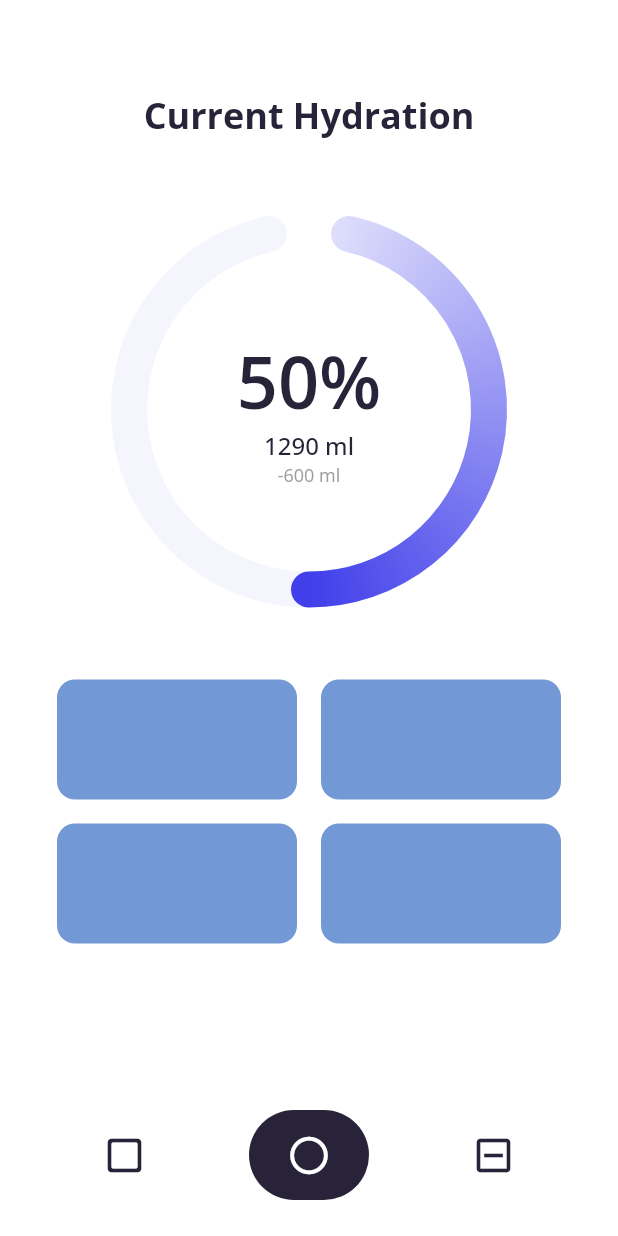
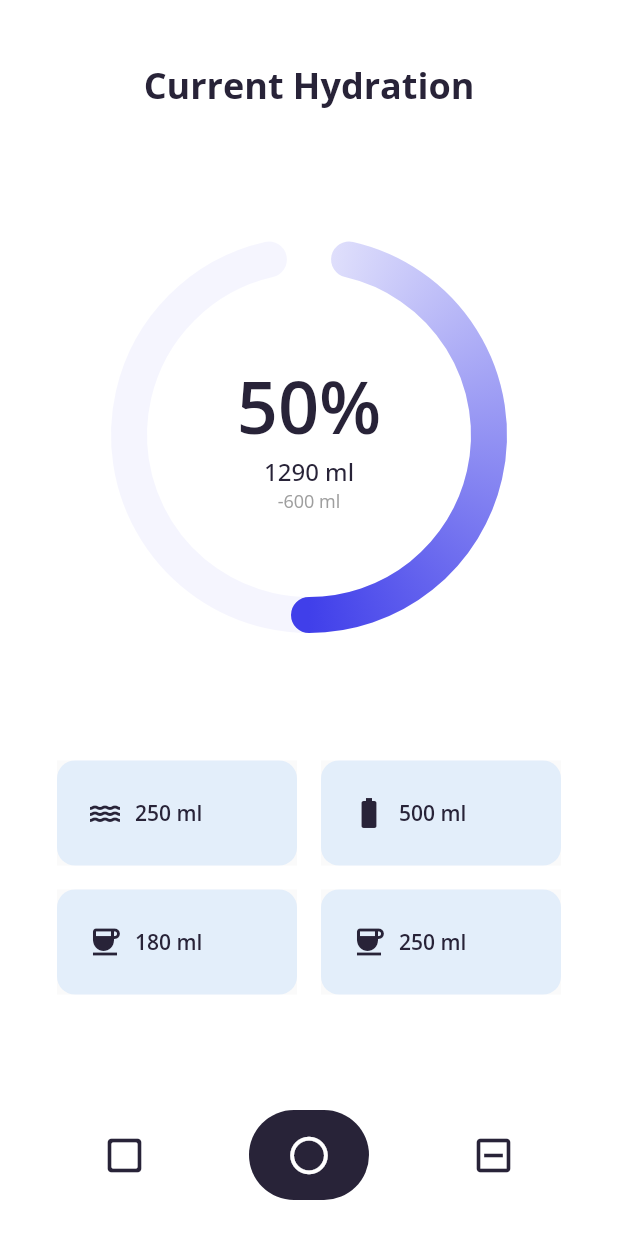
Before and after one commit to ekotyoo/drink_reminder, a Flutter app: the screen it shows after launch, item 2 of the bottom bar chosen, after a tap on the "check box outline blank" icon, after a tap on the "circle" icon, on a phone screen of 412 x 824 dp. Run offline on Flutter 3.47's test engine with Material 2 defaults, Android fonts, the phone set to English and light mode, and no system bars.

Commit message:
Refactor widgets

```diff
--- a/lib/common/styles.dart
+++ b/lib/common/styles.dart
@@ -8,4 +8,10 @@ class MyStyles {
       fontFamily: "OpenSans",
       fontWeight: FontWeight.w700,
       color: MyColor.blackColor);
+
+  static const TextStyle extraLarge = TextStyle(
+      fontSize: 48,
+      fontFamily: "OpenSans",
+      fontWeight: FontWeight.w600,
+      color: MyColor.blackColor);
 }
--- a/lib/features/hydration_reminder/domain/entities/cup.dart
+++ b/lib/features/hydration_reminder/domain/entities/cup.dart
@@ -0,0 +1,38 @@
+import 'package:drink_reminder/common/colors.dart';
+import 'package:flutter/material.dart';
+
+class Cup {
+  final String name;
+  final Color color;
+  final IconData image;
+  final int capacity;
+
+  const Cup(
+      {required this.name,
+      required this.color,
+      required this.image,
+      required this.capacity});
+}
+
+const List<Cup> cups = [
+  Cup(
+      name: "Water",
+      color: MyColor.primaryColor,
+      image: Icons.water,
+      capacity: 250),
+  Cup(
+      name: "Bottle",
+      color: MyColor.primaryColor,
+      image: Icons.battery_full,
+      capacity: 500),
+  Cup(
+      name: "Cup",
+      color: MyColor.primaryColor,
+      image: Icons.coffee,
+      capacity: 180),
+  Cup(
+      name: "Glass",
+      color: MyColor.primaryColor,
+      image: Icons.coffee,
+      capacity: 250),
+];
--- a/lib/features/hydration_reminder/presentation/pages/current_hidration_page.dart
+++ b/lib/features/hydration_reminder/presentation/pages/current_hidration_page.dart
@@ -1,7 +1,6 @@
 import 'package:drink_reminder/common/styles.dart';
+import 'package:drink_reminder/features/hydration_reminder/presentation/widgets/animated_water_progress.dart';
 import 'package:drink_reminder/features/hydration_reminder/presentation/widgets/cup_list.dart';
-import 'package:drink_reminder/features/hydration_reminder/presentation/widgets/water_progress.dart';
-import 'package:drink_reminder/features/hydration_reminder/presentation/widgets/water_progress_painter.dart';
 import 'package:flutter/material.dart';
 
 class CurrentHidrationPage extends StatefulWidget {
@@ -12,7 +11,7 @@ class CurrentHidrationPage extends StatefulWidget {
 }
 
 class _CurrentHidrationPageState extends State<CurrentHidrationPage>
-    with TickerProviderStateMixin {
+    with SingleTickerProviderStateMixin {
   late AnimationController _animationController;
   late Animation<double> _progressAnimation;
 
@@ -28,6 +27,8 @@ class _CurrentHidrationPageState extends State<CurrentHidrationPage>
 
     _progressAnimation = Tween<double>(begin: 0, end: currentProgress).animate(
         CurvedAnimation(parent: _animationController, curve: Curves.ease));
+
+    _animationController.forward();
   }
 
   @override
@@ -38,13 +39,12 @@ class _CurrentHidrationPageState extends State<CurrentHidrationPage>
 
   @override
   Widget build(BuildContext context) {
-    _animationController.forward();
     return SafeArea(
       child: Scaffold(
           backgroundColor: Colors.white,
           body: Column(
             children: [
-              const SizedBox(height: 60),
+              const SizedBox(height: 40),
               const Align(
                 alignment: Alignment.center,
                 child: Text(
@@ -53,31 +53,21 @@ class _CurrentHidrationPageState extends State<CurrentHidrationPage>
                   textAlign: TextAlign.center,
                 ),
               ),
-              const SizedBox(height: 60),
-              AnimatedWaterProgress(
-                animation: _progressAnimation,
+              // const SizedBox(height: 100),
+              Expanded(
+                flex: 2,
+                child: AnimatedWaterProgress(
+                  animation: _progressAnimation,
+                ),
               ),
-              const SizedBox(height: 60),
-              const CupList(),
+              Expanded(
+                  flex: 1,
+                  child: CupList(
+                    animation: _animationController,
+                  )),
+              const SizedBox(height: 100),
             ],
           )),
     );
   }
 }
-
-class AnimatedWaterProgress extends AnimatedWidget {
-  const AnimatedWaterProgress({Key? key, required this.animation})
-      : super(key: key, listenable: animation);
-
-  final Animation<double> animation;
-
-  @override
-  Widget build(BuildContext context) {
-    return CustomPaint(
-      painter: WaterProgressPainter(percentage: animation.value),
-      child: WaterProgress(
-        percentage: animation.value,
-      ),
-    );
-  }
-}
--- /dev/null
+++ b/lib/features/hydration_reminder/presentation/pages/drink_page.dart
@@ -0,0 +1,92 @@
+import 'package:drink_reminder/common/colors.dart';
+import 'package:drink_reminder/common/styles.dart';
+import 'package:flutter/material.dart';
+
+class DrinkPage extends StatefulWidget {
+  const DrinkPage({Key? key}) : super(key: key);
+
+  @override
+  _DrinkPageState createState() => _DrinkPageState();
+}
+
+class _DrinkPageState extends State<DrinkPage> {
+  @override
+  Widget build(BuildContext context) {
+    return Scaffold(
+      backgroundColor: Colors.white,
+      body: SafeArea(
+        child: Stack(
+          children: [
+            Align(
+              alignment: Alignment.bottomCenter,
+              child: ClipPath(
+                clipper: WaveClipper(),
+                child: Container(
+                  height: MediaQuery.of(context).size.height * 0.5,
+                  decoration: BoxDecoration(
+                    color: MyColor.primaryColor.withOpacity(0.4),
+                  ),
+                ),
+              ),
+            ),
+            Positioned(
+              bottom: 150,
+              left: 0,
+              right: 0,
+              child: Container(
+                height: 80,
+                width: 80,
+                decoration: const BoxDecoration(
+                    shape: BoxShape.circle, color: Colors.white),
+                child: const Icon(
+                  Icons.add,
+                  size: 30,
+                ),
+              ),
+            ),
+            Positioned(
+                top: 150,
+                left: 0,
+                right: 0,
+                child: Column(
+                  children: const [
+                    Text(
+                      "1290 ml",
+                      style: MyStyles.extraLarge,
+                    ),
+                    Text(
+                      "Remaining: 603 ml",
+                      style: TextStyle(
+                          color: MyColor.blackColor,
+                          fontSize: 12,
+                          fontWeight: FontWeight.w600,
+                          fontFamily: "OpenSans"),
+                    ),
+                  ],
+                )),
+          ],
+        ),
+      ),
+    );
+  }
+}
+
+class WaveClipper extends CustomClipper<Path> {
+  @override
+  getClip(Size size) {
+    final clippedPath = Path();
+
+    clippedPath.moveTo(0, 0);
+    clippedPath.lineTo(0, size.height);
+    clippedPath.lineTo(0, size.width);
+    clippedPath.lineTo(size.width, size.height);
+    clippedPath.lineTo(size.width, 0);
+
+    return clippedPath;
+  }
+
+  @override
+  bool shouldReclip(covariant CustomClipper oldClipper) {
+    return true;
+  }
+}
--- a/lib/features/hydration_reminder/presentation/pages/landing_page.dart
+++ b/lib/features/hydration_reminder/presentation/pages/landing_page.dart
@@ -1,5 +1,6 @@
 import 'package:drink_reminder/common/colors.dart';
 import 'package:drink_reminder/features/hydration_reminder/presentation/pages/current_hidration_page.dart';
+import 'package:drink_reminder/features/hydration_reminder/presentation/pages/drink_page.dart';
 import 'package:flutter/material.dart';
 
 class LandingPage extends StatefulWidget {
@@ -13,7 +14,7 @@ class _LandingPageState extends State<LandingPage> {
   late PageController _pageController;
   final int _initialPage = 0;
   int _selectedPage = 0;
-  double _animatedPaddingValue = 40;
+  double _animatedPaddingValue = 38.2;
 
   @override
   void initState() {
@@ -28,16 +29,14 @@ class _LandingPageState extends State<LandingPage> {
   }
 
   void animateToPage(int index) {
-    setState(() {
-      _pageController.animateToPage(index,
-          duration: const Duration(milliseconds: 500), curve: Curves.ease);
-      moveBottomNavigationIndicator(index);
-    });
+    _pageController.animateToPage(index,
+        duration: const Duration(milliseconds: 500), curve: Curves.ease);
+
+    moveBottomNavigationIndicator(index);
   }
 
   void moveBottomNavigationIndicator(int index) {
     setState(() {
-      _selectedPage = index;
       if (index == 0) {
         _animatedPaddingValue =
             ((MediaQuery.of(context).size.width / (3 - index)) * (index)) +
@@ -50,6 +49,7 @@ class _LandingPageState extends State<LandingPage> {
             (MediaQuery.of(context).size.width / (3 - index) - 80) - 38.2;
       }
     });
+    _selectedPage = index;
   }
 
   @override
@@ -59,15 +59,11 @@ class _LandingPageState extends State<LandingPage> {
         children: [
           PageView(
             onPageChanged: (value) {
-              setState(() {
-                moveBottomNavigationIndicator(value);
-              });
+              moveBottomNavigationIndicator(value);
             },
             controller: _pageController,
             children: [
-              Container(
-                color: Colors.white,
-              ),
+              const DrinkPage(),
               const CurrentHidrationPage(),
               Container(
                 color: Colors.white,
--- /dev/null
+++ b/lib/features/hydration_reminder/presentation/widgets/animated_water_progress.dart
@@ -0,0 +1,139 @@
+import 'dart:math';
+import 'dart:ui' as ui;
+
+import 'package:drink_reminder/common/colors.dart';
+import 'package:drink_reminder/common/styles.dart';
+import 'package:flutter/material.dart';
+
+class AnimatedWaterProgress extends AnimatedWidget {
+  const AnimatedWaterProgress({Key? key, required this.animation})
+      : super(key: key, listenable: animation);
+
+  final Animation<double> animation;
+
+  @override
+  Widget build(BuildContext context) {
+    return CustomPaint(
+      painter: WaterProgressPainter(percentage: animation.value),
+      child: WaterProgress(
+        percentage: animation.value,
+      ),
+    );
+  }
+}
+
+class WaterProgress extends StatelessWidget {
+  const WaterProgress({Key? key, required this.percentage}) : super(key: key);
+
+  final double percentage;
+
+  @override
+  Widget build(BuildContext context) {
+    return SizedBox(
+      height: 240,
+      width: 240,
+      child: Center(
+        child: Column(
+          mainAxisAlignment: MainAxisAlignment.center,
+          children: [
+            PercentageValue(percentage: percentage),
+            const WaterDrinkValue(),
+            const WaterRemainingValue(),
+          ],
+        ),
+      ),
+    );
+  }
+}
+
+class WaterRemainingValue extends StatelessWidget {
+  const WaterRemainingValue({
+    Key? key,
+  }) : super(key: key);
+
+  @override
+  Widget build(BuildContext context) {
+    return const Text(
+      "-600 ml",
+      style: TextStyle(
+          fontSize: 12,
+          fontFamily: "OpenSans",
+          fontWeight: FontWeight.w400,
+          color: Colors.grey),
+    );
+  }
+}
+
+class WaterDrinkValue extends StatelessWidget {
+  const WaterDrinkValue({
+    Key? key,
+  }) : super(key: key);
+
+  @override
+  Widget build(BuildContext context) {
+    return const Text(
+      "1290 ml",
+      style: TextStyle(
+          fontSize: 16,
+          fontFamily: "OpenSans",
+          fontWeight: FontWeight.w500,
+          color: MyColor.blackColor),
+    );
+  }
+}
+
+class PercentageValue extends StatelessWidget {
+  const PercentageValue({
+    Key? key,
+    required this.percentage,
+  }) : super(key: key);
+
+  final double percentage;
+
+  @override
+  Widget build(BuildContext context) {
+    return Text(
+      "${(percentage * 100).toInt()}%",
+      style: MyStyles.extraLarge,
+    );
+  }
+}
+
+class WaterProgressPainter extends CustomPainter {
+  final double percentage;
+
+  WaterProgressPainter({required this.percentage});
+
+  @override
+  void paint(Canvas canvas, Size size) {
+    final center = Offset(size.width / 2, size.height / 2);
+    final radius = min(size.width / 2, size.height / 2);
+    final paint = Paint()
+      ..style = PaintingStyle.stroke
+      ..strokeWidth = 24
+      ..strokeCap = StrokeCap.round
+      ..shader = SweepGradient(
+              colors: [MyColor.blueColor.withOpacity(0.1), MyColor.blueColor],
+              startAngle: 3 * pi / 2,
+              endAngle: 7 * pi / 2,
+              tileMode: ui.TileMode.repeated,
+              stops: const [0.01, 0.5])
+          .createShader(Rect.fromCircle(center: center, radius: radius));
+
+    final backgroundPaint = Paint()
+      ..style = PaintingStyle.stroke
+      ..strokeWidth = 24
+      ..strokeCap = StrokeCap.round
+      ..color = MyColor.blueColor.withOpacity(0.05);
+
+    canvas.drawArc(Rect.fromCircle(center: center, radius: radius),
+        -pi / 2 + pi / 14, (2 * pi - 2 * pi / 14), false, backgroundPaint);
+    canvas.drawArc(Rect.fromCircle(center: center, radius: radius),
+        -pi / 2 + pi / 14, (2 * pi - 2 * pi / 14) * percentage, false, paint);
+  }
+
+  @override
+  bool shouldRepaint(covariant CustomPainter oldDelegate) {
+    return true;
+  }
+}
--- a/lib/features/hydration_reminder/presentation/widgets/cup_list.dart
+++ b/lib/features/hydration_reminder/presentation/widgets/cup_list.dart
@@ -1,61 +1,83 @@
 import 'package:drink_reminder/common/colors.dart';
+import 'package:drink_reminder/features/hydration_reminder/domain/entities/cup.dart';
 import 'package:flutter/material.dart';
 
-class CupList extends StatelessWidget {
-  const CupList({
-    Key? key,
-  }) : super(key: key);
+class CupList extends AnimatedWidget {
+  const CupList({Key? key, required this.animation})
+      : super(key: key, listenable: animation);
+
+  final Animation<double> animation;
 
   @override
   Widget build(BuildContext context) {
-    return Column(
+    final CurvedAnimation curvedAnimation =
+        CurvedAnimation(parent: animation, curve: Curves.ease);
+    return FadeTransition(
+      opacity: curvedAnimation,
+      child: SlideTransition(
+        position:
+            Tween<Offset>(begin: const Offset(0.2, 0), end: const Offset(0, 0))
+                .animate(curvedAnimation),
+        child: Column(
           children: [
             Row(
               mainAxisAlignment: MainAxisAlignment.center,
               children: [
-            Container(
-              height: 80,
-              width: 160,
-              decoration: BoxDecoration(
-                color: MyColor.blueAccentColor,
-                borderRadius: BorderRadius.circular(12),
-              ),
-            ),
+                CupItem(cup: cups[0]),
                 const SizedBox(width: 16),
-            Container(
-              height: 80,
-              width: 160,
-              decoration: BoxDecoration(
-                color: MyColor.blueAccentColor,
-                borderRadius: BorderRadius.circular(12),
-              ),
-            ),
+                CupItem(cup: cups[1]),
               ],
             ),
             const SizedBox(height: 16),
             Row(
               mainAxisAlignment: MainAxisAlignment.center,
               children: [
-            Container(
-              height: 80,
-              width: 160,
-              decoration: BoxDecoration(
-                color: MyColor.blueAccentColor,
-                borderRadius: BorderRadius.circular(12),
-              ),
-            ),
+                CupItem(cup: cups[2]),
                 const SizedBox(width: 16),
-            Container(
-              height: 80,
-              width: 160,
-              decoration: BoxDecoration(
-                color: MyColor.blueAccentColor,
-                borderRadius: BorderRadius.circular(12),
-              ),
+                CupItem(cup: cups[3]),
+              ],
             ),
           ],
         ),
-      ],
+      ),
     );
   }
 }
+
+class CupItem extends StatelessWidget {
+  const CupItem({Key? key, required this.cup}) : super(key: key);
+
+  final Cup cup;
+
+  @override
+  Widget build(BuildContext context) {
+    return Material(
+      child: InkWell(
+        onTap: () {},
+        child: Container(
+          padding: const EdgeInsets.symmetric(horizontal: 20, vertical: 16),
+          height: 70,
+          width: 160,
+          decoration: BoxDecoration(
+            color: cup.color.withOpacity(0.3),
+            borderRadius: BorderRadius.circular(12),
+          ),
+          child: Row(
+            children: [
+              Icon(cup.image, color: MyColor.blackColor, size: 24),
+              const SizedBox(width: 8),
+              Text(
+                "${cup.capacity} ml",
+                style: const TextStyle(
+                    color: MyColor.blackColor,
+                    fontFamily: "OpenSans",
+                    fontSize: 14,
+                    fontWeight: FontWeight.w600),
+              )
+            ],
+          ),
+        ),
+      ),
+    );
+  }
+}
--- a/lib/features/hydration_reminder/presentation/widgets/water_progress.dart
+++ /dev/null
@@ -1,47 +0,0 @@
-import 'package:drink_reminder/common/colors.dart';
-import 'package:flutter/material.dart';
-
-class WaterProgress extends StatelessWidget {
-  const WaterProgress({Key? key, required this.percentage}) : super(key: key);
-
-  final double percentage;
-
-  @override
-  Widget build(BuildContext context) {
-    return Container(
-      height: 240,
-      width: 240,
-      child: Center(
-        child: Column(
-          mainAxisAlignment: MainAxisAlignment.center,
-          children: [
-            Text(
-              "${(percentage * 100).toInt()}%",
-              style: const TextStyle(
-                  fontSize: 48,
-                  fontFamily: "OpenSans",
-                  fontWeight: FontWeight.w600,
-                  color: MyColor.blackColor),
-            ),
-            const Text(
-              "1290 ml",
-              style: TextStyle(
-                  fontSize: 16,
-                  fontFamily: "OpenSans",
-                  fontWeight: FontWeight.w500,
-                  color: MyColor.blackColor),
-            ),
-            const Text(
-              "-600 ml",
-              style: TextStyle(
-                  fontSize: 12,
-                  fontFamily: "OpenSans",
-                  fontWeight: FontWeight.w400,
-                  color: Colors.grey),
-            ),
-          ],
-        ),
-      ),
-    );
-  }
-}
--- a/lib/features/hydration_reminder/presentation/widgets/water_progress_painter.dart
+++ /dev/null
@@ -1,44 +0,0 @@
-import 'dart:math';
-import 'dart:ui' as ui;
-
-import 'package:drink_reminder/common/colors.dart';
-import 'package:flutter/material.dart';
-
-class WaterProgressPainter extends CustomPainter {
-  final double percentage;
-
-  WaterProgressPainter({required this.percentage});
-
-  @override
-  void paint(Canvas canvas, Size size) {
-    final center = Offset(size.width / 2, size.height / 2);
-    final radius = min(size.width / 2, size.height / 2);
-    final paint = Paint()
-      ..style = PaintingStyle.stroke
-      ..strokeWidth = 24
-      ..strokeCap = StrokeCap.round
-      ..shader = SweepGradient(
-              colors: [MyColor.blueColor.withOpacity(0.1), MyColor.blueColor],
-              startAngle: 3 * pi / 2,
-              endAngle: 7 * pi / 2,
-              tileMode: ui.TileMode.repeated,
-              stops: const [0.01, 0.5])
-          .createShader(Rect.fromCircle(center: center, radius: radius));
-
-    final backgroundPaint = Paint()
-      ..style = PaintingStyle.stroke
-      ..strokeWidth = 24
-      ..strokeCap = StrokeCap.round
-      ..color = MyColor.blueColor.withOpacity(0.05);
-
-    canvas.drawArc(Rect.fromCircle(center: center, radius: radius),
-        -pi / 2 + pi / 14, (2 * pi - 2 * pi / 14), false, backgroundPaint);
-    canvas.drawArc(Rect.fromCircle(center: center, radius: radius),
-        -pi / 2 + pi / 14, (2 * pi - 2 * pi / 14) * percentage, false, paint);
-  }
-
-  @override
-  bool shouldRepaint(covariant CustomPainter oldDelegate) {
-    return true;
-  }
-}
--- a/lib/main.dart
+++ b/lib/main.dart
@@ -1,4 +1,3 @@
-import 'package:drink_reminder/features/hydration_reminder/presentation/pages/current_hidration_page.dart';
 import 'package:drink_reminder/features/hydration_reminder/presentation/pages/landing_page.dart';
 import 'package:flutter/material.dart';
 
```
Lines whose indentation alone changed are shown as unchanged.
